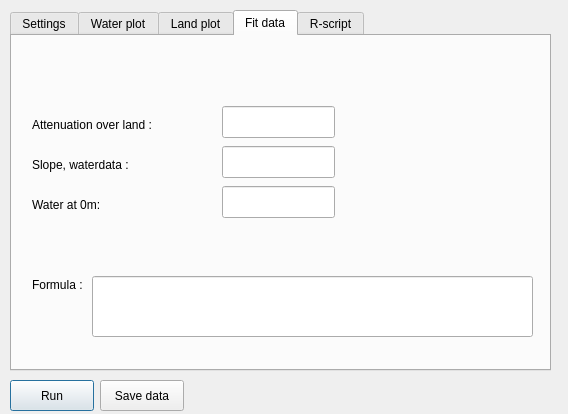
This is altitudecorrector_dialog_base.ui in sickel/altitudecorrector as Qt 5 draws it before an edit. The edited form follows.
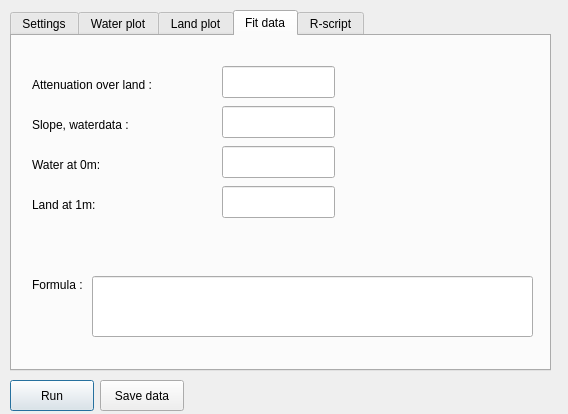
This is the edited form. The open tabs and pages were chosen to show the change. Custom widgets are drawn as their Qt base class.

Commit message: Corrected formula UI clean up

What changed in the file:
```diff
--- a/altitudecorrector_dialog_base.ui
+++ b/altitudecorrector_dialog_base.ui
@@ -234,7 +234,7 @@
      <property name="geometry">
       <rect>
        <x>20</x>
-       <y>160</y>
+       <y>120</y>
        <width>191</width>
        <height>18</height>
       </rect>
@@ -247,7 +247,7 @@
      <property name="geometry">
       <rect>
        <x>20</x>
-       <y>80</y>
+       <y>40</y>
        <width>171</width>
        <height>18</height>
       </rect>
@@ -260,7 +260,7 @@
      <property name="geometry">
       <rect>
        <x>210</x>
-       <y>150</y>
+       <y>110</y>
        <width>113</width>
        <height>32</height>
       </rect>
@@ -273,7 +273,7 @@
      <property name="geometry">
       <rect>
        <x>210</x>
-       <y>70</y>
+       <y>30</y>
        <width>113</width>
        <height>32</height>
       </rect>
@@ -286,7 +286,7 @@
      <property name="geometry">
       <rect>
        <x>20</x>
-       <y>120</y>
+       <y>80</y>
        <width>121</width>
        <height>18</height>
       </rect>
@@ -299,7 +299,7 @@
      <property name="geometry">
       <rect>
        <x>210</x>
-       <y>110</y>
+       <y>70</y>
        <width>113</width>
        <height>32</height>
       </rect>
@@ -340,6 +340,32 @@
       <string>Formula :</string>
      </property>
     </widget>
+    <widget class="QLabel" name="label_8">
+     <property name="geometry">
+      <rect>
+       <x>20</x>
+       <y>160</y>
+       <width>191</width>
+       <height>18</height>
+      </rect>
+     </property>
+     <property name="text">
+      <string>Land at 1m:</string>
+     </property>
+    </widget>
+    <widget class="QLineEdit" name="leLand1m">
+     <property name="geometry">
+      <rect>
+       <x>210</x>
+       <y>150</y>
+       <width>113</width>
+       <height>32</height>
+      </rect>
+     </property>
+     <property name="readOnly">
+      <bool>true</bool>
+     </property>
+    </widget>
    </widget>
    <widget class="QWidget" name="tab_4">
     <attribute name="title">
```
Left out of the diff: 12 changed lines with no effect on the pictures. The commit also changes 2 other files.
